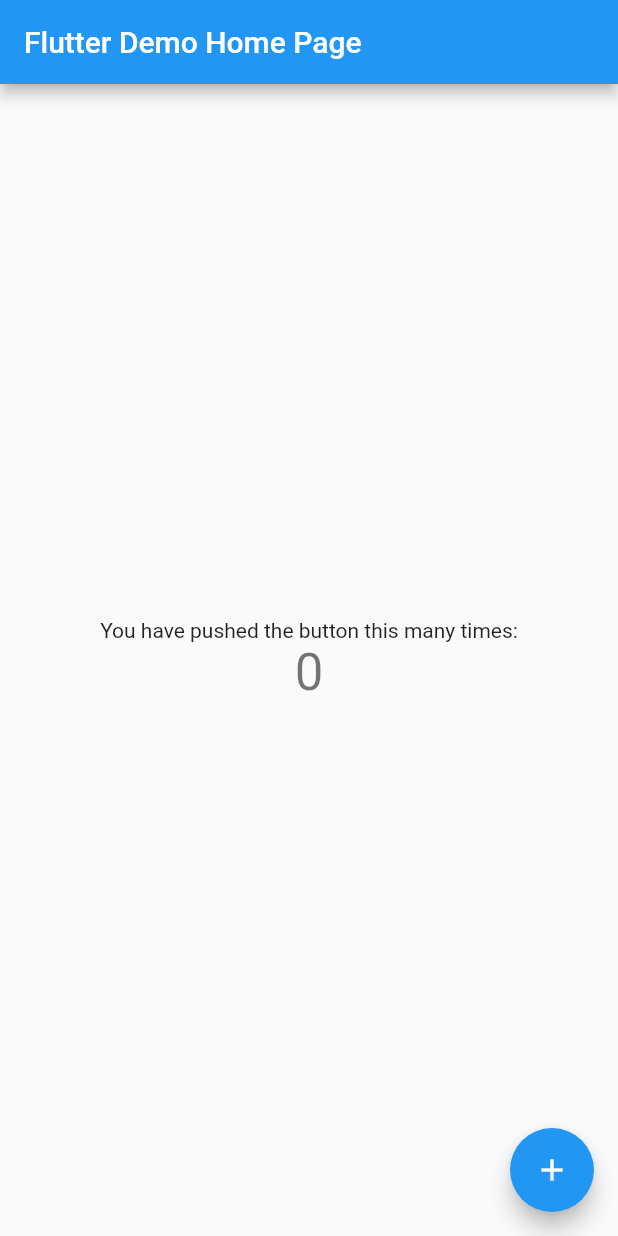
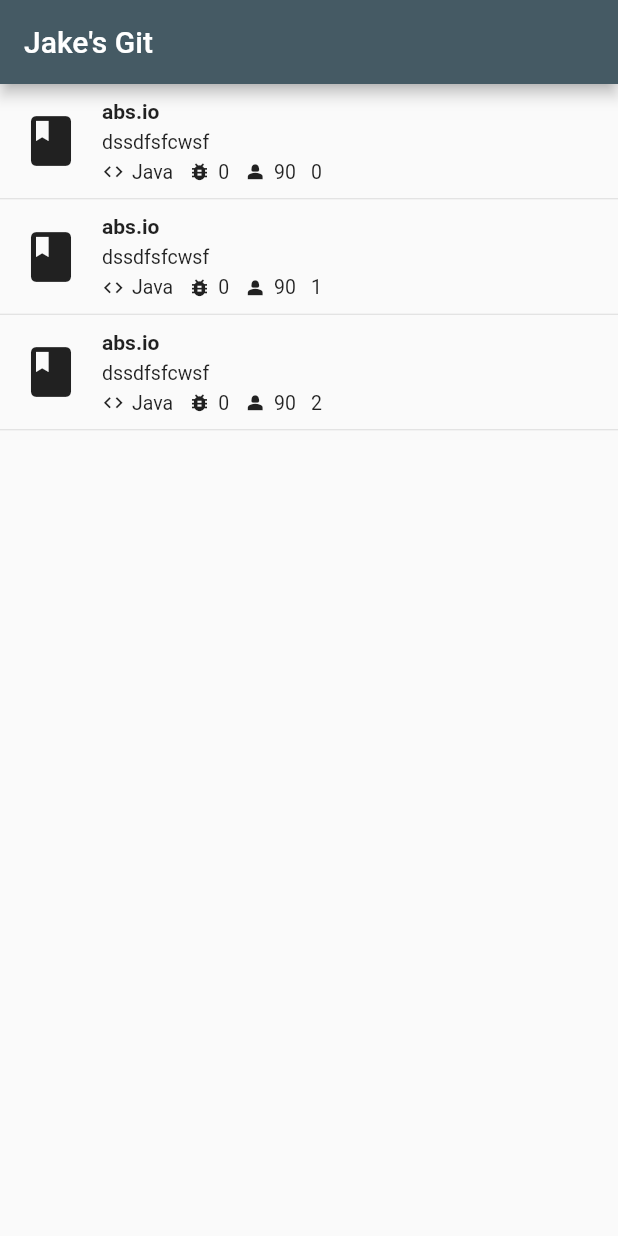
Before and after one commit to neel-vaghani/argon_demo, a Flutter app: the screen it shows after launch, on a phone screen of 412 x 824 dp. Run offline on Flutter 3.47's test engine with Material 2 defaults, Android fonts, the phone set to English and light mode, and no system bars.

Commit message:
[ Added ] Home Screen Ui

```diff
--- a/lib/main.dart
+++ b/lib/main.dart
@@ -1,4 +1,6 @@
 import 'package:flutter/material.dart';
+
+import 'module/home/view/screen/home_screen.dart';
 
 void main() {
   runApp(const MyApp());
@@ -14,54 +16,7 @@
       theme: ThemeData(
         primarySwatch: Colors.blue,
       ),
-      home: const MyHomePage(title: 'Flutter Demo Home Page'),
+      home: const HomeScreen(),
     );
   }
 }
-
-class MyHomePage extends StatefulWidget {
-  const MyHomePage({super.key, required this.title});
-
-  final String title;
-
-  @override
-  State<MyHomePage> createState() => _MyHomePageState();
-}
-
-class _MyHomePageState extends State<MyHomePage> {
-  int _counter = 0;
-
-  void _incrementCounter() {
-    setState(() {
-      _counter++;
-    });
-  }
-
-  @override
-  Widget build(BuildContext context) {
-    return Scaffold(
-      appBar: AppBar(
-        title: Text(widget.title),
-      ),
-      body: Center(
-        child: Column(
-          mainAxisAlignment: MainAxisAlignment.center,
-          children: <Widget>[
-            const Text(
-              'You have pushed the button this many times:',
-            ),
-            Text(
-              '$_counter',
-              style: Theme.of(context).textTheme.headlineMedium,
-            ),
-          ],
-        ),
-      ),
-      floatingActionButton: FloatingActionButton(
-        onPressed: _incrementCounter,
-        tooltip: 'Increment',
-        child: const Icon(Icons.add),
-      ),
-    );
-  }
-}
--- /dev/null
+++ b/lib/module/home/view/screen/home_screen.dart
@@ -0,0 +1,82 @@
+// ignore_for_file: prefer_const_constructors, prefer_const_literals_to_create_immutables
+
+import 'package:flutter/material.dart';
+
+class HomeScreen extends StatelessWidget {
+  const HomeScreen({super.key});
+
+  @override
+  Widget build(BuildContext context) {
+    return Scaffold(
+      appBar: AppBar(
+        backgroundColor: Colors.blueGrey.shade700,
+        title: const Text("Jake's Git"),
+      ),
+      body: ListView.builder(
+        itemCount: 3,
+        itemBuilder: (context, index) => Column(
+          crossAxisAlignment: CrossAxisAlignment.start,
+          children: [
+            SizedBox(height: 10),
+            Row(
+              children: [
+                SizedBox(width: 14),
+                const Icon(Icons.book, size: 40),
+                SizedBox(width: 14),
+                Expanded(
+                  child: Column(
+                    crossAxisAlignment: CrossAxisAlignment.start,
+                    children: [
+                      const Text(
+                        "abs.io",
+                        style: TextStyle(fontWeight: FontWeight.bold),
+                      ),
+                      SizedBox(height: 5),
+                      const Text(
+                        "dssdfsfcwsf  ",
+                        style: TextStyle(fontSize: 13),
+                      ),
+                      SizedBox(height: 5),
+                      Row(
+                        children: [
+                          Icon(Icons.code, size: 15),
+                          SizedBox(width: 5),
+                          Text(
+                            "Java",
+                            style: TextStyle(fontSize: 13),
+                          ),
+                          SizedBox(width: 10),
+                          Icon(Icons.bug_report, size: 15),
+                          SizedBox(width: 5),
+                          Text(
+                            "0",
+                            style: TextStyle(fontSize: 13),
+                          ),
+                          SizedBox(width: 10),
+                          Icon(Icons.person_2, size: 15),
+                          SizedBox(width: 5),
+                          Text(
+                            "90",
+                            style: TextStyle(fontSize: 13),
+                          ),
+                          SizedBox(width: 10),
+                          Text(
+                            index.toString(),
+                            style: TextStyle(fontSize: 13),
+                          ),
+                        ],
+                      ),
+                    ],
+                  ),
+                ),
+                SizedBox(width: 14),
+              ],
+            ),
+            SizedBox(height: 10),
+            const Divider(height: 1)
+          ],
+        ),
+      ),
+    );
+  }
+}
```
